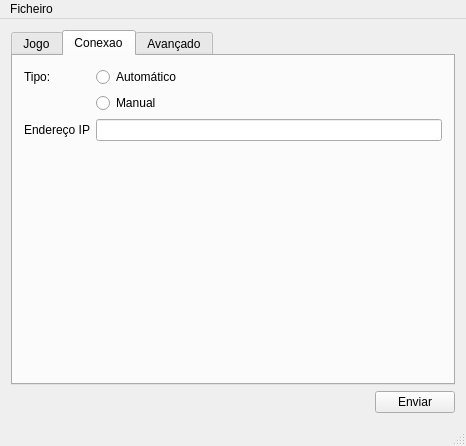
Old version of the form apps/pool/mainwindow.ui in the repository alvieboy/iotpanel.
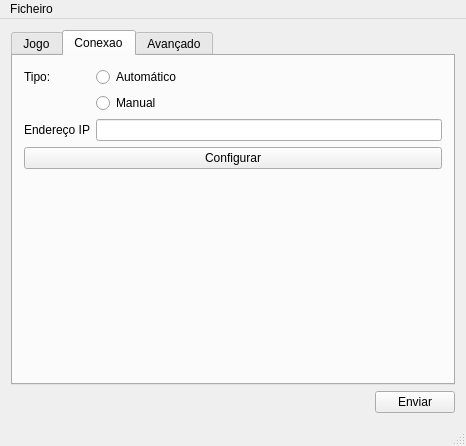
New version of the form. The open tabs and pages were chosen to show the change.

Diff of the .ui file:
```diff
--- a/apps/pool/mainwindow.ui
+++ b/apps/pool/mainwindow.ui
@@ -175,6 +175,13 @@
           </item>
          </layout>
         </item>
+        <item>
+         <widget class="QPushButton" name="configButton">
+          <property name="text">
+           <string>Configurar</string>
+          </property>
+         </widget>
+        </item>
         <item>
          <spacer name="verticalSpacer_2">
           <property name="orientation">
```
Left out of the diff: 61 changed lines with no effect on the pictures.
